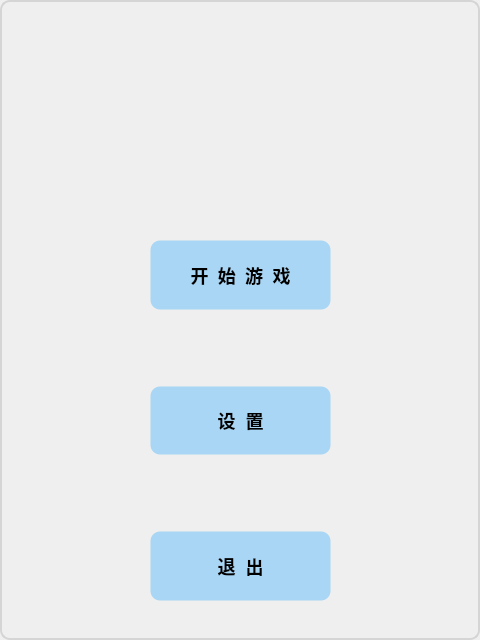
Old version of the form mainwindow.ui in the repository aphelios001/MyTetris.
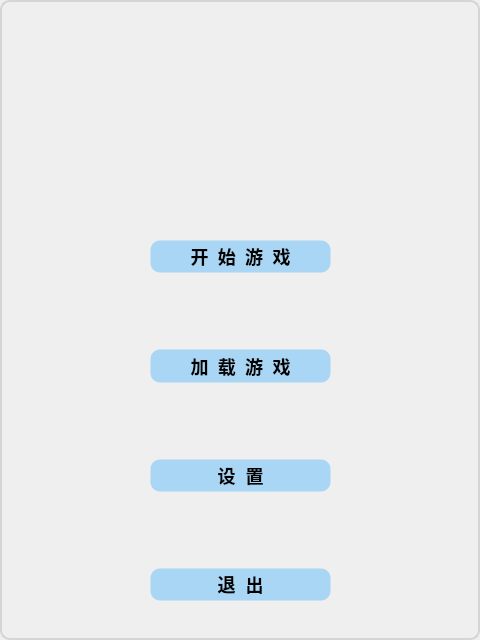
New version of the form. Icons and pictures are not drawn.

The edit to the form file:
```diff
--- a/mainwindow.ui
+++ b/mainwindow.ui
@@ -150,6 +150,77 @@
          </property>
         </spacer>
        </item>
+       <item>
+        <widget class="QPushButton" name="LoadButton">
+         <property name="sizePolicy">
+          <sizepolicy hsizetype="Preferred" vsizetype="Preferred">
+           <horstretch>0</horstretch>
+           <verstretch>0</verstretch>
+          </sizepolicy>
+         </property>
+         <property name="font">
+          <font>
+           <family>方正像素18</family>
+           <pointsize>-1</pointsize>
+           <italic>false</italic>
+           <bold>true</bold>
+          </font>
+         </property>
+         <property name="focusPolicy">
+          <enum>Qt::NoFocus</enum>
+         </property>
+         <property name="styleSheet">
+          <string notr="true">QPushButton
+{
+	background-color: rgba(0,153,255,75); /*背景色*/ 
+	border: transparent;
+	border-style: outset;
+	border-width: 1px;
+	border-radius: 10px; /*边界圆滑*/
+	font: bold 18px;
+	min-width:2em;
+	color: black; /*字体颜色*/
+	font-family: 方正像素18;
+	padding: 2px;
+
+}
+ 
+QPushButton:hover
+{
+	background-color: rgba(0,141,235,75);
+}
+ 
+QPushButton:pressed
+{
+	background-color: rgba(0,129,214,80); 
+	border-style: inset;
+}
+QPushButton:!enabled{
+	background-color: rgb(100, 100, 100);
+	border-style: inset;
+}</string>
+         </property>
+         <property name="text">
+          <string>加  载  游  戏</string>
+         </property>
+        </widget>
+       </item>
+       <item>
+        <spacer name="verticalSpacer_3">
+         <property name="orientation">
+          <enum>Qt::Vertical</enum>
+         </property>
+         <property name="sizeType">
+          <enum>QSizePolicy::Maximum</enum>
+         </property>
+         <property name="sizeHint" stdset="0">
+          <size>
+           <width>20</width>
+           <height>70</height>
+          </size>
+         </property>
+        </spacer>
+       </item>
        <item>
         <widget class="QPushButton" name="SettingButton">
          <property name="sizePolicy">
```
